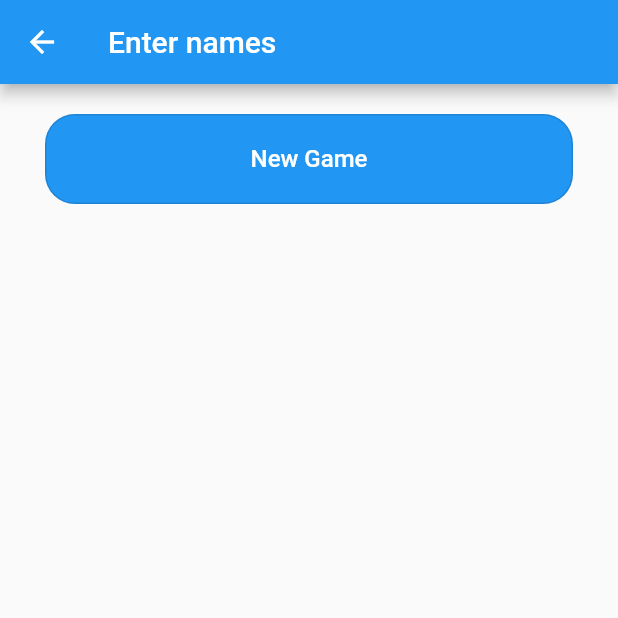
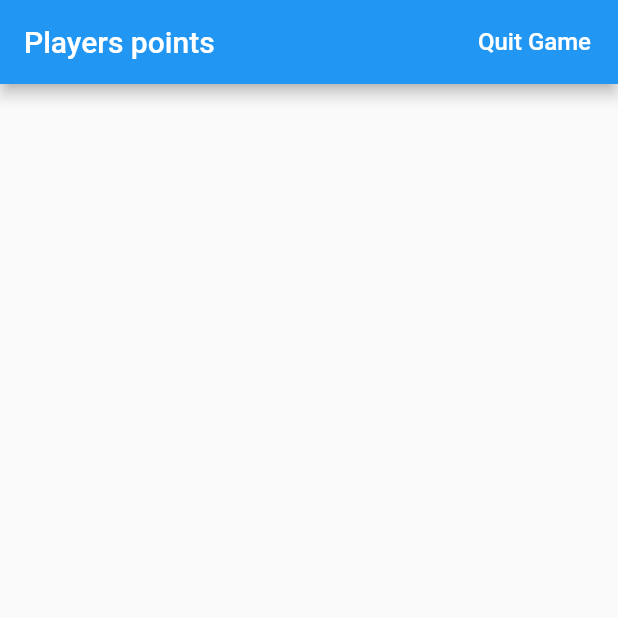
Before and after one commit to ToniBoshkovski/MunchkinPoints, a Flutter app: the PlayersNames screen opened directly with empty values, after a tap on "New Game", on a phone screen of 412 x 824 dp, the top half of it. Run offline on Flutter 3.47's test engine with Material 2 defaults, Android fonts, the light colour scheme and no system bars; our stand-ins replace sqflite; accounts and stored records are empty.

Commit message:
Added show players screen

```diff
--- a/munchkin_points/lib/database_helpers.dart
+++ b/munchkin_points/lib/database_helpers.dart
@@ -73,8 +73,6 @@ class DatabaseHelper {
 
   Future<List<Player>> getAllPlayers() async {
     List<Player> listOfPlayers = <Player>[];
-
-    try {
     Database db = await database;
     final maps = await db.query(tablePlayers);
     if (maps.isNotEmpty) {
@@ -82,7 +80,6 @@ class DatabaseHelper {
         listOfPlayers.add(Player.fromDbMap(map));
       }
     }
-    } catch (err, stack) {}
     return listOfPlayers;
   }
 
--- a/munchkin_points/lib/globals.dart
+++ b/munchkin_points/lib/globals.dart
@@ -10,7 +10,7 @@ const String columnPoints = 'points';
 // routes
 const String homeRoute = '/';
 const String enterPlayersRoute = '/enterPlayers';
-const String showPlayerPointsRoute = '/showPlayerPoints';
+const String showPlayersRoute = '/showPlayers';
 
 // global variables
 DatabaseHelper dbHelper = DatabaseHelper.instance;
--- a/munchkin_points/lib/main.dart
+++ b/munchkin_points/lib/main.dart
@@ -1,7 +1,9 @@
 import 'package:flutter/material.dart';
 import 'package:munchkin_points/globals.dart';
+import 'package:munchkin_points/models/player.dart';
 import 'package:munchkin_points/screens/enter_players.dart';
 import 'package:munchkin_points/screens/num_players.dart';
+import 'package:munchkin_points/screens/show_players.dart';
 
 void main() {
   runApp(const MyApp());
@@ -29,7 +31,6 @@ class MyAppState extends State<MyApp> with WidgetsBindingObserver {
       case AppLifecycleState.inactive:
         break;
       case AppLifecycleState.resumed:
-        // get data from db
         break;
       case AppLifecycleState.paused:
         break;
@@ -60,6 +61,8 @@ class MyAppState extends State<MyApp> with WidgetsBindingObserver {
             final value = settings.arguments as int;
             return MaterialPageRoute(
                 builder: (_) => PlayersNames(numPlayers: value));
+          case showPlayersRoute:
+            return MaterialPageRoute(builder: (context) => const ShowPlayers());
         }
       },
     );
--- a/munchkin_points/lib/screens/enter_players.dart
+++ b/munchkin_points/lib/screens/enter_players.dart
@@ -76,7 +76,7 @@ class _PlayersNamesState extends State<PlayersNames> {
                         Player player = Player(null, controller.text, 1);
                         await dbHelper.insertPlayer(player);
                       }
-                      // navigate to grid view page
+                      Navigator.pushNamed(context, showPlayersRoute);
                     }
                   },
                   style: ButtonStyle(
--- a/munchkin_points/lib/screens/num_players.dart
+++ b/munchkin_points/lib/screens/num_players.dart
@@ -1,6 +1,5 @@
 import 'package:flutter/material.dart';
 import 'package:munchkin_points/globals.dart';
-import 'package:munchkin_points/models/player.dart';
 
 class NumPlayers extends StatefulWidget {
   const NumPlayers({Key? key}) : super(key: key);
@@ -93,10 +92,9 @@ class _NumPlayersState extends State<NumPlayers> {
                       "Enter",
                       style: TextStyle(fontSize: 16, color: Colors.white),
                     ),
-                    onPressed: () {
-                      Navigator.pushNamed(context, enterPlayersRoute,
-                          arguments: numPlayers);
-                    },
+                    onPressed: () => Navigator.pushNamed(
+                        context, enterPlayersRoute,
+                        arguments: numPlayers),
                     style: ButtonStyle(
                       backgroundColor:
                           MaterialStateProperty.resolveWith<Color>((states) {
--- /dev/null
+++ b/munchkin_points/lib/screens/show_players.dart
@@ -0,0 +1,209 @@
+import 'package:flutter/material.dart';
+import 'package:munchkin_points/globals.dart';
+import 'package:munchkin_points/models/player.dart';
+
+class ShowPlayers extends StatefulWidget {
+  const ShowPlayers({Key? key}) : super(key: key);
+
+  @override
+  _ShowPlayer createState() => _ShowPlayer();
+}
+
+class _ShowPlayer extends State<ShowPlayers> {
+  List<Player> listOfPlayers = <Player>[];
+  final List<Color> colorsList = <Color>[
+    Colors.red,
+    Colors.green,
+    Colors.blue,
+    Colors.purpleAccent,
+    Colors.yellow,
+    Colors.pinkAccent
+  ];
+
+  showAlertDialog(BuildContext context) {
+    // set up the AlertDialog
+    AlertDialog alert = AlertDialog(
+      content: const Text("Do you really want to quit?"),
+      actions: [
+        TextButton(
+          child: const Text(
+            "Cancel",
+            style: TextStyle(fontSize: 16),
+          ),
+          onPressed: () {
+            Navigator.pop(context);
+          },
+        ),
+        TextButton(
+          child: const Text(
+            "Confirm",
+            style: TextStyle(fontSize: 16),
+          ),
+          onPressed: () async {
+            await dbHelper.deleteAllPlayers();
+            Navigator.pushNamedAndRemoveUntil(
+                context, homeRoute, (route) => false);
+          },
+        ),
+      ],
+    );
+
+    // show the dialog
+    showDialog(
+      context: context,
+      builder: (BuildContext context) {
+        return alert;
+      },
+    );
+  }
+
+  List<Widget> customGridView() {
+    List<Widget> list = <Widget>[];
+    int index = 0;
+    for (var player in listOfPlayers) {
+      ValueNotifier<int> levelCounter = ValueNotifier(player.points!);
+      list.add(
+        Expanded(
+          child: Row(
+            children: [
+              Expanded(
+                child: Container(
+                  height: double.infinity,
+                  color: colorsList[index],
+                  child: Center(
+                    child: Column(
+                      children: [
+                        Padding(
+                          padding: const EdgeInsets.all(10.0),
+                          child: Row(
+                            children: [
+                              Text(
+                                player.name ?? "N/A",
+                                style: const TextStyle(
+                                  fontSize: 24,
+                                  fontWeight: FontWeight.bold,
+                                ),
+                              ),
+                            ],
+                          ),
+                        ),
+                        Expanded(
+                          child: Padding(
+                            padding: const EdgeInsets.only(bottom: 15.0),
+                            child: Row(
+                              mainAxisAlignment: MainAxisAlignment.spaceAround,
+                              children: [
+                                ClipOval(
+                                  child: Material(
+                                    color: Colors.white,
+                                    child: InkWell(
+                                      onTap: () async {
+                                        if (levelCounter.value == 1) return;
+                                        levelCounter.value--;
+                                        player.points = levelCounter.value;
+                                        await dbHelper.updatePlayer(player);
+                                      },
+                                      child: const SizedBox(
+                                        width: 60,
+                                        height: 60,
+                                        child: Icon(
+                                          Icons.remove,
+                                          color: Colors.black,
+                                        ),
+                                      ),
+                                    ),
+                                  ),
+                                ),
+                                ValueListenableBuilder(
+                                  valueListenable: levelCounter,
+                                  builder: (context, value, child) => Text(
+                                    "$value",
+                                    style: const TextStyle(fontSize: 40),
+                                  ),
+                                ),
+                                ClipOval(
+                                  child: Material(
+                                    color: Colors.white,
+                                    child: InkWell(
+                                      onTap: () async {
+                                        if (levelCounter.value == 10) return;
+                                        levelCounter.value++;
+                                        player.points = levelCounter.value;
+                                        await dbHelper.updatePlayer(player);
+                                      },
+                                      child: const SizedBox(
+                                        width: 60,
+                                        height: 60,
+                                        child: Icon(
+                                          Icons.add,
+                                          color: Colors.black,
+                                        ),
+                                      ),
+                                    ),
+                                  ),
+                                ),
+                              ],
+                            ),
+                          ),
+                        ),
+                      ],
+                    ),
+                  ),
+                ),
+              ),
+            ],
+          ),
+        ),
+      );
+      index++;
+    }
+    return list;
+  }
+
+  @override
+  Widget build(BuildContext context) {
+    return WillPopScope(
+      onWillPop: () async => false,
+      child: Scaffold(
+        appBar: AppBar(
+          automaticallyImplyLeading: false,
+          title: const Text("Players points"),
+          actions: [
+            Padding(
+              padding: const EdgeInsets.only(right: 10.0),
+              child: TextButton(
+                child: const Text(
+                  "Quit Game",
+                  style: TextStyle(
+                    fontSize: 16,
+                    color: Colors.white,
+                  ),
+                ),
+                onPressed: () => showAlertDialog(context),
+              ),
+            ),
+          ],
+        ),
+        body: FutureBuilder<List<Player>>(
+          future: dbHelper.getAllPlayers(),
+          builder: (context, snapshot) {
+            if (snapshot.connectionState == ConnectionState.waiting) {
+              return const CircularProgressIndicator();
+            } else {
+              if (snapshot.hasError) {
+                return const Center(
+                  child: Text('Error'),
+                );
+              } else {
+                listOfPlayers = snapshot.data!;
+                return Column(
+                  children: customGridView(),
+                );
+              }
+            }
+          },
+        ),
+      ),
+    );
+  }
+}
```
Lines whose indentation alone changed are shown as unchanged.
